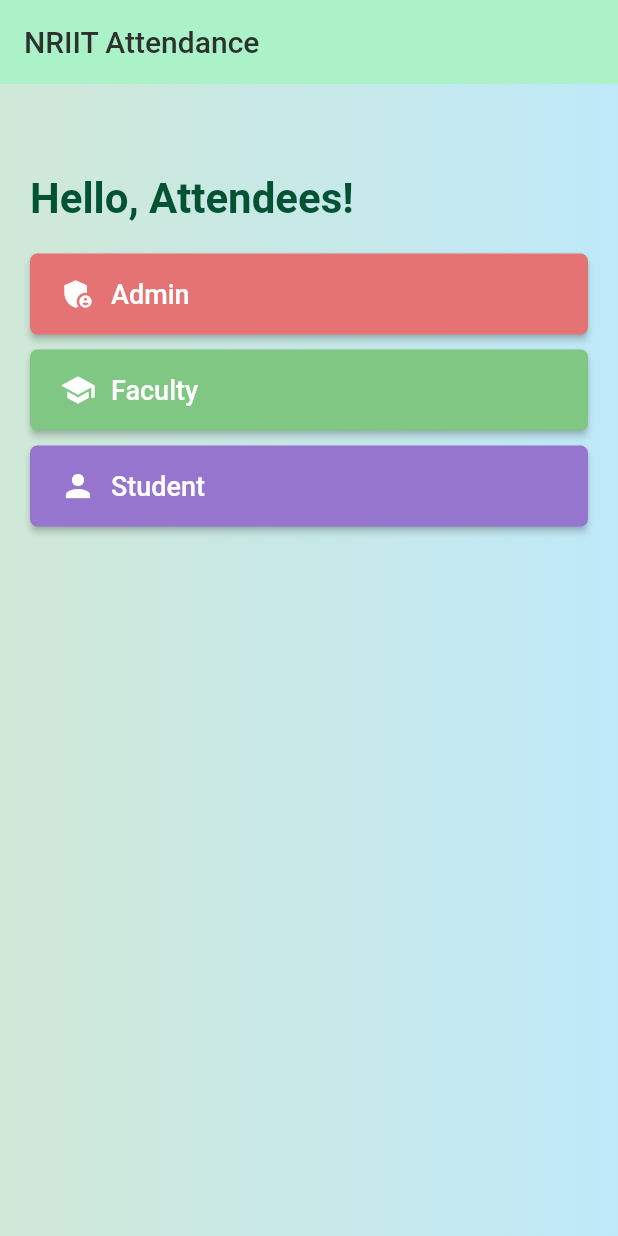
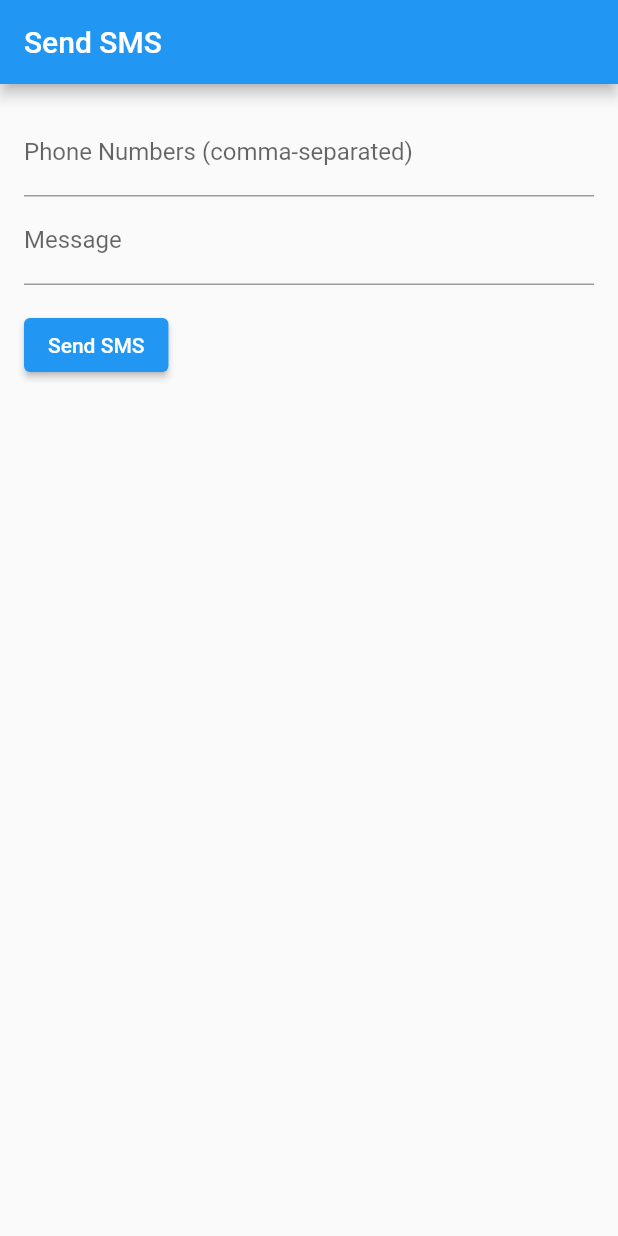
Before and after one commit to karthzzz/attendance, a Flutter app: the screen it shows after launch, on a phone screen of 412 x 824 dp. Run offline on Flutter 3.47's test engine with Material 2 defaults, Android fonts, the light colour scheme and no system bars; our stand-ins replace file_picker, firebase_auth, firebase_core, firebase_database, google_sign_in; missing offline and left inert: excel, multiselect, sms_advanced; accounts and stored records are empty.

Commit message:
5.1 commit - oh no!

```diff
--- a/lib/main.dart
+++ b/lib/main.dart
@@ -1,4 +1,5 @@
 import 'package:attendance1/firebase_options.dart';
+import 'package:attendance1/sms/frontend_sms.dart';
 import 'package:attendance1/widget/home.dart';
 import 'package:firebase_core/firebase_core.dart';
 import 'package:flutter/material.dart';
@@ -12,7 +13,7 @@ void main() async {
   runApp(
      MaterialApp(
       theme: ThemeData(colorScheme: kColorSheme),
-      home: Home(),
+      home: MyApp()
     ),
   );
 }
--- /dev/null
+++ b/lib/sms/frontend_sms.dart
@@ -0,0 +1,70 @@
+import 'package:flutter/material.dart';
+import 'package:sms_advanced/sms_advanced.dart';
+
+
+
+class MyApp extends StatelessWidget {
+  @override
+  Widget build(BuildContext context) {
+    return MaterialApp(
+      title: 'SMS App',
+      home: Scaffold(
+        appBar: AppBar(
+          title: Text('Send SMS'),
+        ),
+        body: MyForm(),
+      ),
+    );
+  }
+}
+
+class MyForm extends StatefulWidget {
+  @override
+  _MyFormState createState() => _MyFormState();
+}
+
+class _MyFormState extends State<MyForm> {
+  final TextEditingController _numbersController = TextEditingController();
+  final TextEditingController _messageController = TextEditingController();
+
+  Future<void> sendSMS(String numbers, String message) async {
+    try {
+      final SmsSender sender = SmsSender();
+      final SmsMessage smsMessage = SmsMessage(numbers, message);
+
+      await sender.sendSms(smsMessage);
+      print("SMS sent successfully");
+    } catch (error) {
+      print("Error sending SMS: $error");
+    }
+  }
+
+  @override
+  Widget build(BuildContext context) {
+    return Padding(
+      padding: const EdgeInsets.all(16.0),
+      child: Column(
+        crossAxisAlignment: CrossAxisAlignment.start,
+        children: [
+          TextField(
+            controller: _numbersController,
+            decoration: InputDecoration(labelText: 'Phone Numbers (comma-separated)'),
+          ),
+          TextField(
+            controller: _messageController,
+            decoration: InputDecoration(labelText: 'Message'),
+          ),
+          SizedBox(height: 16),
+          ElevatedButton(
+            onPressed: () {
+              final numbers = _numbersController.text;
+              final message = _messageController.text;
+              sendSMS(numbers, message);
+            },
+            child: Text('Send SMS'),
+          ),
+        ],
+      ),
+    );
+  }
+}
```
Also changed, not shown: pubspec.yaml (+14 -0 lines), pubspec.lock, 5 other files.
